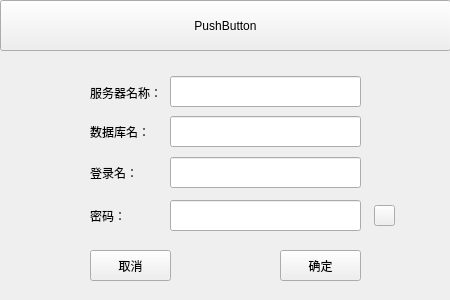
Above: LoginSetForm.ui from qqsskk/AgvCtrlSys before the change. Below: the same form after it.
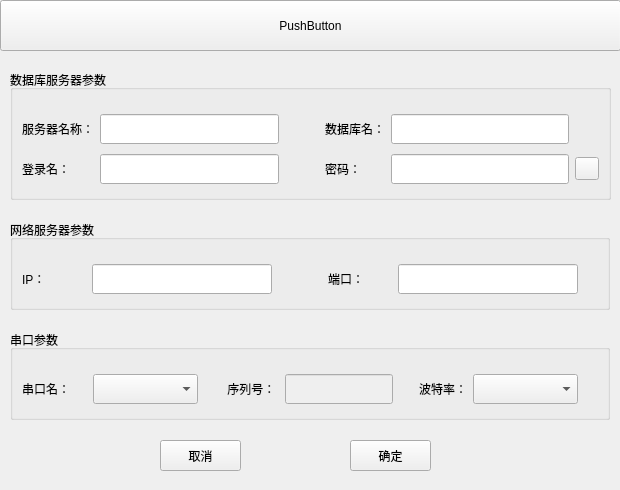
That is the form after the change. Custom widgets are drawn as their Qt base class.

Commit message: 登录设置

The edit to the form file:
```diff
--- a/LoginSetForm.ui
+++ b/LoginSetForm.ui
@@ -6,113 +6,21 @@
    <rect>
     <x>0</x>
     <y>0</y>
-    <width>450</width>
-    <height>300</height>
+    <width>620</width>
+    <height>490</height>
    </rect>
   </property>
   <property name="windowTitle">
    <string>Form</string>
   </property>
-  <widget class="QLabel" name="label_2">
-   <property name="geometry">
-    <rect>
-     <x>90</x>
-     <y>82</y>
-     <width>71</width>
-     <height>21</height>
-    </rect>
-   </property>
-   <property name="text">
-    <string>服务器名称：</string>
-   </property>
-  </widget>
-  <widget class="LineEditEx" name="lineEditSerName">
-   <property name="geometry">
-    <rect>
-     <x>170</x>
-     <y>76</y>
-     <width>191</width>
-     <height>31</height>
-    </rect>
-   </property>
-  </widget>
-  <widget class="QLabel" name="label_3">
-   <property name="geometry">
-    <rect>
-     <x>90</x>
-     <y>121</y>
-     <width>71</width>
-     <height>21</height>
-    </rect>
-   </property>
-   <property name="text">
-    <string>数据库名：</string>
-   </property>
-  </widget>
-  <widget class="LineEditEx" name="lineEditDbName">
-   <property name="geometry">
-    <rect>
-     <x>170</x>
-     <y>116</y>
-     <width>191</width>
-     <height>31</height>
-    </rect>
-   </property>
-  </widget>
-  <widget class="LineEditEx" name="lineEditLoginPwd">
-   <property name="geometry">
-    <rect>
-     <x>170</x>
-     <y>200</y>
-     <width>191</width>
-     <height>31</height>
-    </rect>
-   </property>
-   <property name="echoMode">
-    <enum>QLineEdit::Password</enum>
-   </property>
-  </widget>
-  <widget class="LineEditEx" name="lineEditLoginName">
-   <property name="geometry">
-    <rect>
-     <x>170</x>
-     <y>157</y>
-     <width>191</width>
-     <height>31</height>
-    </rect>
-   </property>
-  </widget>
-  <widget class="QLabel" name="label_4">
-   <property name="geometry">
-    <rect>
-     <x>90</x>
-     <y>162</y>
-     <width>71</width>
-     <height>21</height>
-    </rect>
-   </property>
-   <property name="text">
-    <string>登录名：</string>
-   </property>
-  </widget>
-  <widget class="QLabel" name="label_5">
-   <property name="geometry">
-    <rect>
-     <x>90</x>
-     <y>205</y>
-     <width>71</width>
-     <height>21</height>
-    </rect>
-   </property>
-   <property name="text">
-    <string>密码：</string>
-   </property>
-  </widget>
+  <property name="layoutDirection">
+   <enum>Qt::LeftToRight</enum>
+  </property>
   <widget class="PushButtonEx" name="pushButtonCancel">
    <property name="geometry">
     <rect>
-     <x>90</x>
-     <y>250</y>
+     <x>160</x>
+     <y>440</y>
      <width>81</width>
      <height>31</height>
     </rect>
@@ -124,8 +32,8 @@
   <widget class="PushButtonEx" name="pushButtonOk">
    <property name="geometry">
     <rect>
-     <x>280</x>
-     <y>250</y>
+     <x>350</x>
+     <y>440</y>
      <width>81</width>
      <height>31</height>
     </rect>
@@ -139,7 +47,7 @@
     <rect>
      <x>0</x>
      <y>0</y>
-     <width>451</width>
+     <width>621</width>
      <height>51</height>
     </rect>
    </property>
@@ -150,24 +58,411 @@
     <string>PushButton</string>
    </property>
   </widget>
-  <widget class="QToolButton" name="toolButtonEye">
+  <widget class="QGroupBox" name="groupBox">
    <property name="geometry">
     <rect>
-     <x>374</x>
-     <y>205</y>
-     <width>21</width>
-     <height>21</height>
+     <x>10</x>
+     <y>70</y>
+     <width>601</width>
+     <height>130</height>
     </rect>
    </property>
-   <property name="text">
-    <string/>
+   <property name="title">
+    <string>数据库服务器参数</string>
    </property>
-   <property name="checkable">
-    <bool>true</bool>
+   <layout class="QGridLayout" name="gridLayout">
+    <property name="topMargin">
+     <number>20</number>
+    </property>
+    <item row="1" column="1">
+     <widget class="LineEditEx" name="lineEditLoginName">
+      <property name="minimumSize">
+       <size>
+        <width>0</width>
+        <height>30</height>
+       </size>
+      </property>
+     </widget>
+    </item>
+    <item row="1" column="4">
+     <widget class="LineEditEx" name="lineEditLoginPwd">
+      <property name="minimumSize">
+       <size>
+        <width>0</width>
+        <height>30</height>
+       </size>
+      </property>
+      <property name="echoMode">
+       <enum>QLineEdit::Password</enum>
+      </property>
+     </widget>
+    </item>
+    <item row="0" column="4">
+     <widget class="LineEditEx" name="lineEditDbName">
+      <property name="minimumSize">
+       <size>
+        <width>0</width>
+        <height>30</height>
+       </size>
+      </property>
+     </widget>
+    </item>
+    <item row="0" column="0">
+     <widget class="QLabel" name="label_2">
+      <property name="text">
+       <string>服务器名称：</string>
+      </property>
+     </widget>
+    </item>
+    <item row="0" column="1">
+     <widget class="LineEditEx" name="lineEditSerName">
+      <property name="minimumSize">
+       <size>
+        <width>0</width>
+        <height>30</height>
+       </size>
+      </property>
+     </widget>
+    </item>
+    <item row="1" column="0">
+     <widget class="QLabel" name="label_4">
+      <property name="text">
+       <string>登录名：</string>
+      </property>
+     </widget>
+    </item>
+    <item row="1" column="5">
+     <widget class="QToolButton" name="toolButtonEye">
+      <property name="text">
+       <string/>
+      </property>
+      <property name="checkable">
+       <bool>true</bool>
+      </property>
+      <property name="checked">
+       <bool>false</bool>
+      </property>
+     </widget>
+    </item>
+    <item row="0" column="3">
+     <widget class="QLabel" name="label_3">
+      <property name="text">
+       <string>数据库名：</string>
+      </property>
+     </widget>
+    </item>
+    <item row="1" column="3">
+     <widget class="QLabel" name="label_5">
+      <property name="text">
+       <string>密码：</string>
+      </property>
+     </widget>
+    </item>
+    <item row="0" column="2">
+     <spacer name="horizontalSpacer">
+      <property name="orientation">
+       <enum>Qt::Horizontal</enum>
+      </property>
+      <property name="sizeType">
+       <enum>QSizePolicy::Fixed</enum>
+      </property>
+      <property name="sizeHint" stdset="0">
+       <size>
+        <width>40</width>
+        <height>20</height>
+       </size>
+      </property>
+     </spacer>
+    </item>
+   </layout>
+  </widget>
+  <widget class="QGroupBox" name="groupBox_2">
+   <property name="geometry">
+    <rect>
+     <x>10</x>
+     <y>220</y>
+     <width>600</width>
+     <height>90</height>
+    </rect>
    </property>
-   <property name="checked">
-    <bool>false</bool>
+   <property name="title">
+    <string>网络服务器参数</string>
    </property>
+   <layout class="QGridLayout" name="gridLayout_2">
+    <property name="topMargin">
+     <number>20</number>
+    </property>
+    <item row="0" column="1">
+     <widget class="LineEditEx" name="lineEditNetIP">
+      <property name="minimumSize">
+       <size>
+        <width>0</width>
+        <height>30</height>
+       </size>
+      </property>
+      <property name="maximumSize">
+       <size>
+        <width>180</width>
+        <height>16777215</height>
+       </size>
+      </property>
+     </widget>
+    </item>
+    <item row="0" column="4">
+     <widget class="LineEditEx" name="lineEditNetPort">
+      <property name="minimumSize">
+       <size>
+        <width>0</width>
+        <height>30</height>
+       </size>
+      </property>
+      <property name="maximumSize">
+       <size>
+        <width>180</width>
+        <height>16777215</height>
+       </size>
+      </property>
+     </widget>
+    </item>
+    <item row="0" column="2">
+     <spacer name="horizontalSpacer_4">
+      <property name="orientation">
+       <enum>Qt::Horizontal</enum>
+      </property>
+      <property name="sizeType">
+       <enum>QSizePolicy::Fixed</enum>
+      </property>
+      <property name="sizeHint" stdset="0">
+       <size>
+        <width>50</width>
+        <height>20</height>
+       </size>
+      </property>
+     </spacer>
+    </item>
+    <item row="0" column="3">
+     <widget class="QLabel" name="label_8">
+      <property name="maximumSize">
+       <size>
+        <width>80</width>
+        <height>16777215</height>
+       </size>
+      </property>
+      <property name="text">
+       <string>端口： </string>
+      </property>
+     </widget>
+    </item>
+    <item row="0" column="0">
+     <widget class="QLabel" name="label_6">
+      <property name="maximumSize">
+       <size>
+        <width>65</width>
+        <height>16777215</height>
+       </size>
+      </property>
+      <property name="text">
+       <string>IP：            </string>
+      </property>
+     </widget>
+    </item>
+    <item row="0" column="5">
+     <spacer name="horizontalSpacer_2">
+      <property name="orientation">
+       <enum>Qt::Horizontal</enum>
+      </property>
+      <property name="sizeType">
+       <enum>QSizePolicy::Fixed</enum>
+      </property>
+      <property name="sizeHint" stdset="0">
+       <size>
+        <width>20</width>
+        <height>20</height>
+       </size>
+      </property>
+     </spacer>
+    </item>
+   </layout>
+  </widget>
+  <widget class="QGroupBox" name="groupBox_3">
+   <property name="geometry">
+    <rect>
+     <x>10</x>
+     <y>330</y>
+     <width>600</width>
+     <height>90</height>
+    </rect>
+   </property>
+   <property name="title">
+    <string>串口参数</string>
+   </property>
+   <layout class="QGridLayout" name="gridLayout_3">
+    <property name="topMargin">
+     <number>20</number>
+    </property>
+    <item row="0" column="8">
+     <spacer name="horizontalSpacer_3">
+      <property name="orientation">
+       <enum>Qt::Horizontal</enum>
+      </property>
+      <property name="sizeType">
+       <enum>QSizePolicy::Fixed</enum>
+      </property>
+      <property name="sizeHint" stdset="0">
+       <size>
+        <width>20</width>
+        <height>20</height>
+       </size>
+      </property>
+     </spacer>
+    </item>
+    <item row="0" column="7">
+     <widget class="ComboBoxEx" name="comboBoxComBaud">
+      <property name="sizePolicy">
+       <sizepolicy hsizetype="Expanding" vsizetype="Fixed">
+        <horstretch>0</horstretch>
+        <verstretch>0</verstretch>
+       </sizepolicy>
+      </property>
+      <property name="minimumSize">
+       <size>
+        <width>100</width>
+        <height>30</height>
+       </size>
+      </property>
+      <property name="maximumSize">
+       <size>
+        <width>120</width>
+        <height>16777215</height>
+       </size>
+      </property>
+     </widget>
+    </item>
+    <item row="0" column="0">
+     <widget class="LabelEx" name="label_9">
+      <property name="sizePolicy">
+       <sizepolicy hsizetype="Fixed" vsizetype="Fixed">
+        <horstretch>0</horstretch>
+        <verstretch>0</verstretch>
+       </sizepolicy>
+      </property>
+      <property name="minimumSize">
+       <size>
+        <width>65</width>
+        <height>0</height>
+       </size>
+      </property>
+      <property name="text">
+       <string>串口名：  </string>
+      </property>
+     </widget>
+    </item>
+    <item row="0" column="5">
+     <spacer name="horizontalSpacer_5">
+      <property name="orientation">
+       <enum>Qt::Horizontal</enum>
+      </property>
+      <property name="sizeType">
+       <enum>QSizePolicy::Fixed</enum>
+      </property>
+      <property name="sizeHint" stdset="0">
+       <size>
+        <width>20</width>
+        <height>20</height>
+       </size>
+      </property>
+     </spacer>
+    </item>
+    <item row="0" column="3">
+     <widget class="LabelEx" name="label_10">
+      <property name="sizePolicy">
+       <sizepolicy hsizetype="Fixed" vsizetype="Fixed">
+        <horstretch>0</horstretch>
+        <verstretch>0</verstretch>
+       </sizepolicy>
+      </property>
+      <property name="text">
+       <string> 序列号： </string>
+      </property>
+     </widget>
+    </item>
+    <item row="0" column="6">
+     <widget class="LabelEx" name="label_11">
+      <property name="sizePolicy">
+       <sizepolicy hsizetype="Fixed" vsizetype="Fixed">
+        <horstretch>0</horstretch>
+        <verstretch>0</verstretch>
+       </sizepolicy>
+      </property>
+      <property name="text">
+       <string>波特率：</string>
+      </property>
+     </widget>
+    </item>
+    <item row="0" column="4">
+     <widget class="LineEditEx" name="lineEditComNum">
+      <property name="enabled">
+       <bool>false</bool>
+      </property>
+      <property name="sizePolicy">
+       <sizepolicy hsizetype="Expanding" vsizetype="Fixed">
+        <horstretch>0</horstretch>
+        <verstretch>0</verstretch>
+       </sizepolicy>
+      </property>
+      <property name="minimumSize">
+       <size>
+        <width>100</width>
+        <height>30</height>
+       </size>
+      </property>
+      <property name="maximumSize">
+       <size>
+        <width>120</width>
+        <height>16777215</height>
+       </size>
+      </property>
+     </widget>
+    </item>
+    <item row="0" column="1">
+     <widget class="ComboBoxEx" name="comboBoxComName">
+      <property name="sizePolicy">
+       <sizepolicy hsizetype="Expanding" vsizetype="Fixed">
+        <horstretch>0</horstretch>
+        <verstretch>0</verstretch>
+       </sizepolicy>
+      </property>
+      <property name="minimumSize">
+       <size>
+        <width>100</width>
+        <height>30</height>
+       </size>
+      </property>
+      <property name="maximumSize">
+       <size>
+        <width>120</width>
+        <height>16777215</height>
+       </size>
+      </property>
+     </widget>
+    </item>
+    <item row="0" column="2">
+     <spacer name="horizontalSpacer_6">
+      <property name="orientation">
+       <enum>Qt::Horizontal</enum>
+      </property>
+      <property name="sizeType">
+       <enum>QSizePolicy::Fixed</enum>
+      </property>
+      <property name="sizeHint" stdset="0">
+       <size>
+        <width>20</width>
+        <height>20</height>
+       </size>
+      </property>
+     </spacer>
+    </item>
+   </layout>
   </widget>
  </widget>
  <customwidgets>
@@ -181,6 +476,16 @@
    <extends>QPushButton</extends>
    <header>PushButtonEx.h</header>
   </customwidget>
+  <customwidget>
+   <class>LabelEx</class>
+   <extends>QLabel</extends>
+   <header>LabelEx.h</header>
+  </customwidget>
+  <customwidget>
+   <class>ComboBoxEx</class>
+   <extends>QComboBox</extends>
+   <header>ComboBoxEx.h</header>
+  </customwidget>
  </customwidgets>
  <tabstops>
   <tabstop>lineEditSerName</tabstop>
```
Left out of the diff: 6 changed lines with no effect on the pictures. The commit also changes 69 other files.
